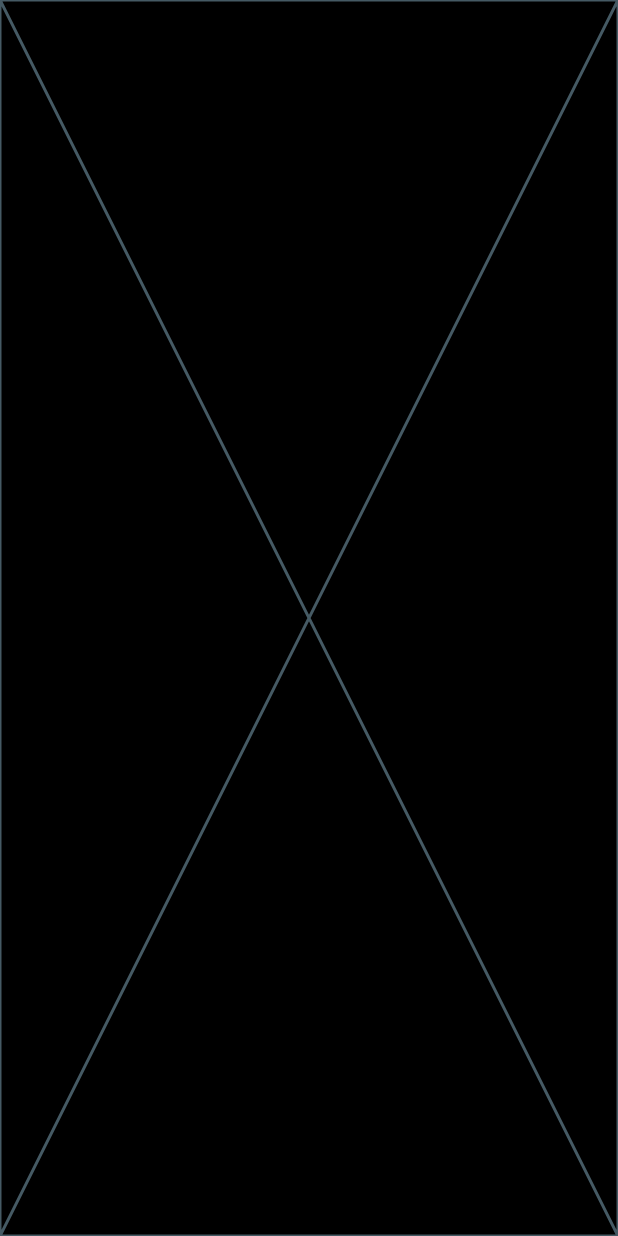
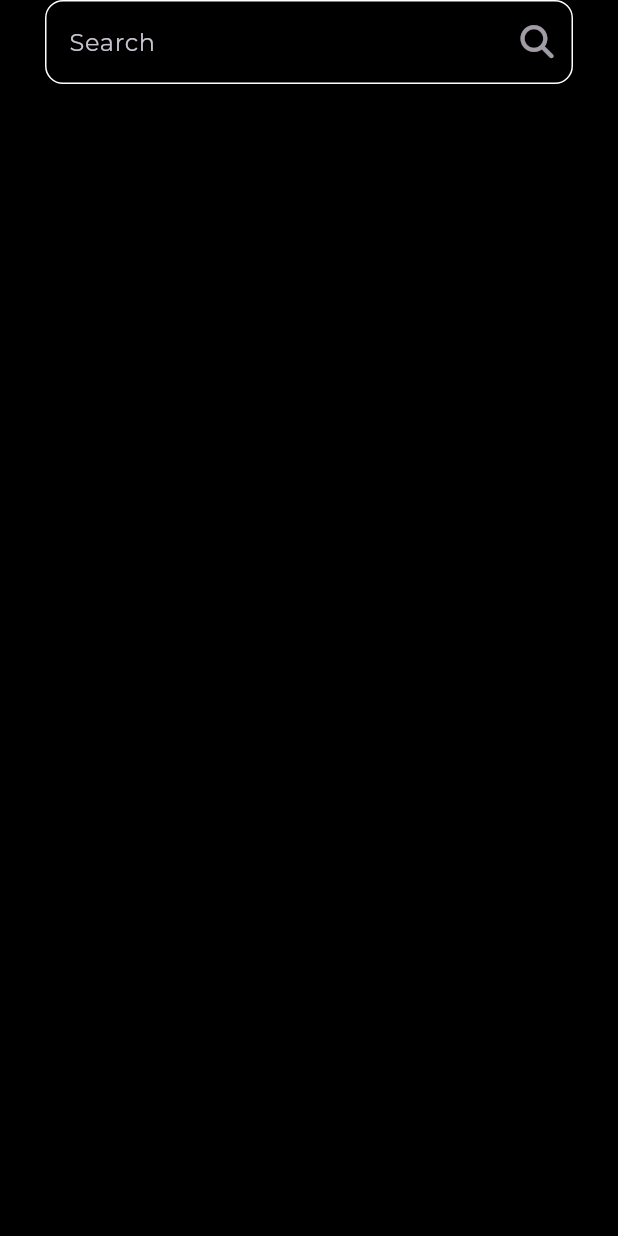
Before and after one commit to Ahmedshams1/Bookly, a Flutter app: the SearchView screen opened by its route, on a phone screen of 412 x 824 dp. Run offline on Flutter 3.47's test engine with Material 3 defaults, Android fonts, the phone set to English and light mode, and no system bars; our stand-ins replace font_awesome_flutter, go_router, google_fonts.

Commit message:
create custom search text field

```diff
--- a/lib/Features/home/data/presentation/views/widgets/custom_AppBar.dart
+++ b/lib/Features/home/data/presentation/views/widgets/custom_AppBar.dart
@@ -1,6 +1,8 @@
+import 'package:bookly/core/utils/App_rauter.dart';
 import 'package:bookly/core/utils/assets.dart';
 import 'package:flutter/material.dart';
 import 'package:font_awesome_flutter/font_awesome_flutter.dart';
+import 'package:go_router/go_router.dart';
 
 class CustomAppBar extends StatelessWidget {
   const CustomAppBar({super.key});
@@ -17,10 +19,12 @@ class CustomAppBar extends StatelessWidget {
           ),
           const Spacer(),
           IconButton(
-            onPressed: () {},
+            onPressed: () {
+              GoRouter.of(context).push(AppRouter.KSearchView);
+            },
             icon: const Icon(
               FontAwesomeIcons.magnifyingGlass,
-              size: 24,
+              size: 22,
             ),
           )
         ],
--- /dev/null
+++ b/lib/Features/search/presentation/views/widgets/custom_search_text_field.dart
@@ -0,0 +1,37 @@
+import 'package:flutter/material.dart';
+import 'package:font_awesome_flutter/font_awesome_flutter.dart';
+
+class CustomSearchTextField extends StatelessWidget {
+  const CustomSearchTextField({super.key});
+
+  @override
+  Widget build(BuildContext context) {
+    return Padding(
+      padding: const EdgeInsets.symmetric(horizontal: 30),
+      child: TextField(
+        decoration: InputDecoration(
+          enabledBorder: buildOutlineInputBordor(),
+          focusedBorder: buildOutlineInputBordor(),
+          hintText: 'Search',
+          suffixIcon: IconButton(
+            onPressed: () {},
+            icon: const Opacity(
+              opacity: 0.8,
+              child: Icon(
+                FontAwesomeIcons.magnifyingGlass,
+                size: 22,
+              ),
+            ),
+          ),
+        ),
+      ),
+    );
+  }
+
+  OutlineInputBorder buildOutlineInputBordor() {
+    return OutlineInputBorder(
+      borderSide: BorderSide(color: Colors.white),
+      borderRadius: BorderRadius.circular(12),
+    );
+  }
+}
--- a/lib/Features/search/presentation/views/widgets/search_view_body.dart
+++ b/lib/Features/search/presentation/views/widgets/search_view_body.dart
@@ -1,3 +1,4 @@
+import 'package:bookly/Features/search/presentation/views/widgets/custom_search_text_field.dart';
 import 'package:flutter/material.dart';
 
 class SearchViewBody extends StatelessWidget {
@@ -5,6 +6,8 @@ class SearchViewBody extends StatelessWidget {
 
   @override
   Widget build(BuildContext context) {
-    return const Placeholder();
+    return const Column(
+      children: [CustomSearchTextField()],
+    );
   }
 }
```
